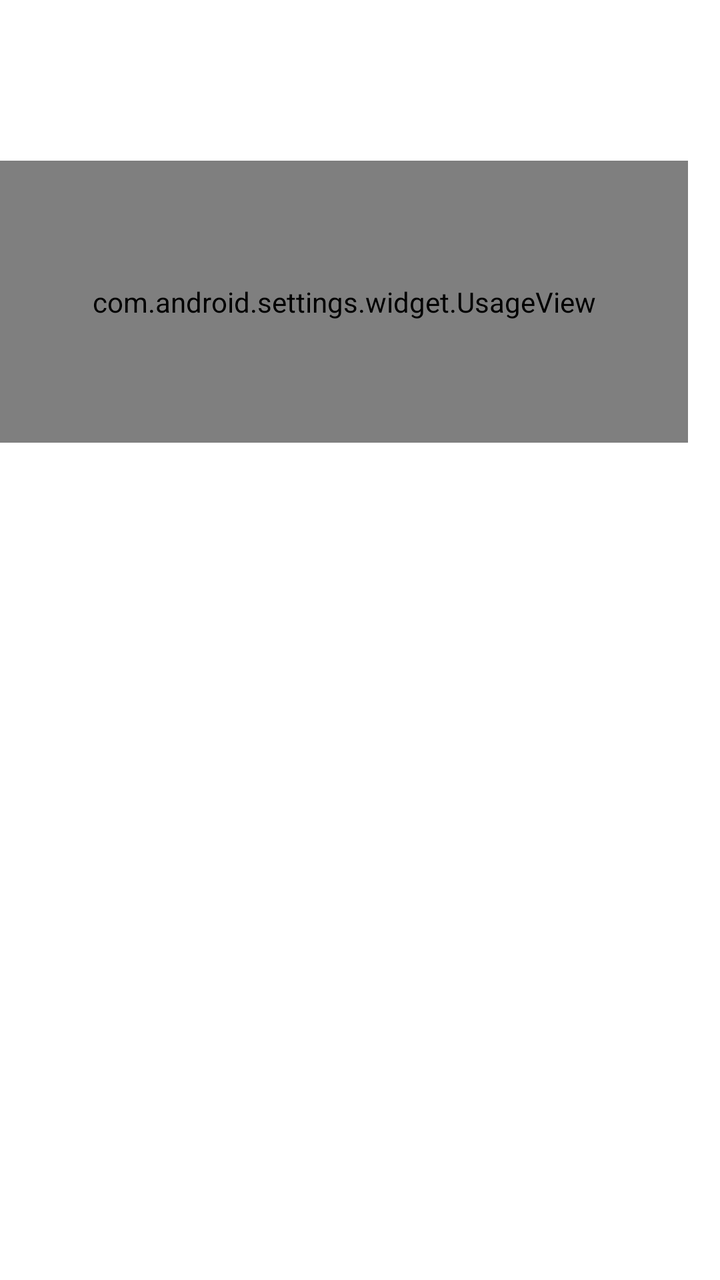
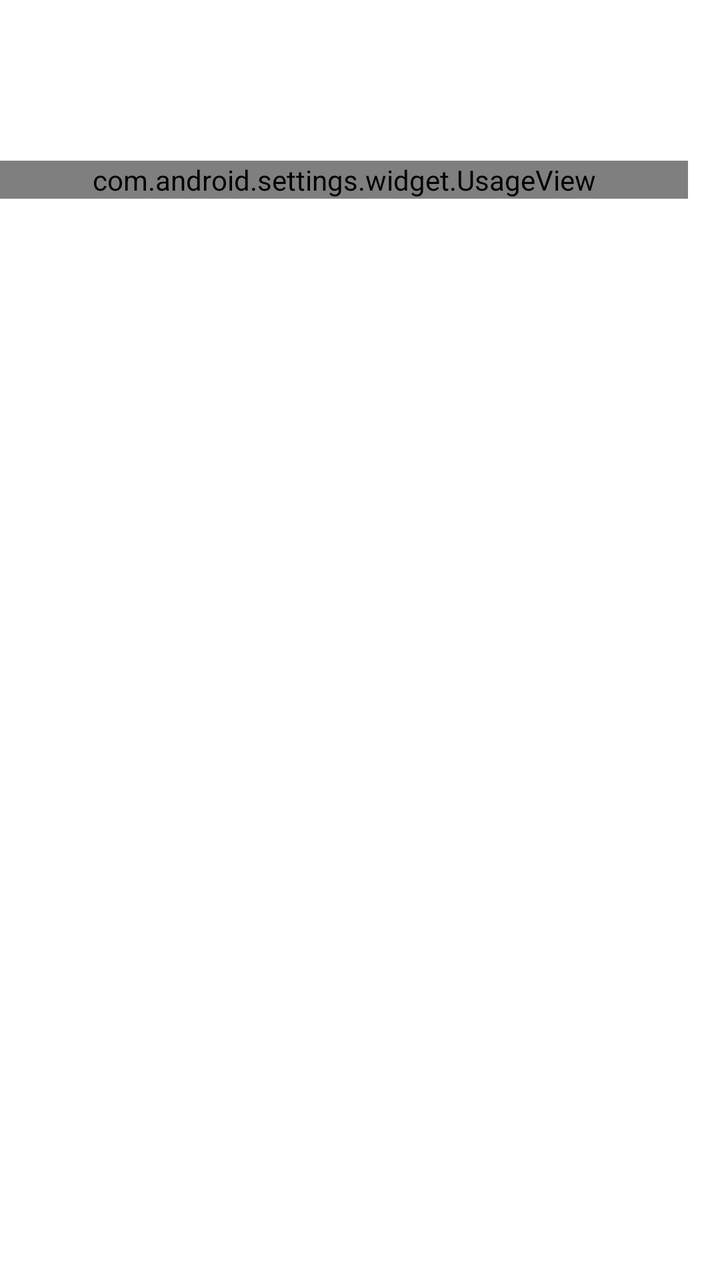

The first picture is an Android layout as it rendered before a commit; the second is the same layout after the commit. The layout source and the unified diff follow.
<!-- AndroidManifest.xml: fallback theme Theme.MaterialComponents.DayNight.NoActionBar -->
<!-- res/layout/battery_usage_graph.xml -->
<?xml version="1.0" encoding="utf-8"?>
<LinearLayout xmlns:android="http://schemas.android.com/apk/res/android"
    xmlns:settings="http://schemas.android.com/apk/res-auto"
    android:layout_width="match_parent"
    android:layout_height="wrap_content"
    android:paddingTop="16dp"
    android:paddingStart="@dimen/preference_no_icon_padding_start"
    android:paddingEnd="?android:attr/listPreferredItemPaddingEnd"
    android:orientation="vertical">

    <TextView
        android:id="@+id/charge"
        android:layout_width="match_parent"
        android:layout_height="wrap_content"
        android:layout_marginBottom="16dp"
        android:fontFamily="@*android:string/config_headlineFontFamily"
        android:textAppearance="?android:attr/textAppearanceLarge"
        android:textSize="36sp"
        android:textColor="?android:attr/colorAccent" />

    <com.android.settings.widget.UsageView
        android:id="@+id/battery_usage"
        android:layout_width="match_parent"
        android:layout_height="141dp"
        android:layout_marginBottom="16dp"
        settings:sideLabels="@array/battery_labels"
        android:colorAccent="?android:attr/colorAccent"
        android:gravity="end"
        settings:textColor="?android:attr/textColorSecondary" />

    <TextView
        android:id="@+id/bottom_summary"
        android:layout_width="match_parent"
        android:layout_height="wrap_content"
        android:layout_marginBottom="16dp"
        android:textAppearance="?android:attr/textAppearanceSmall" />

</LinearLayout>
<!-- resources referenced by this layout -->
<resources>

</resources>

<!-- the commit's change to res/layout/battery_usage_graph.xml (unified diff, before → after) -->
@@ -21,7 +21,7 @@
     <com.android.settings.widget.UsageView
         android:id="@+id/battery_usage"
         android:layout_width="match_parent"
-        android:layout_height="141dp"
+        android:layout_height="wrap_content"
         android:layout_marginBottom="16dp"
         settings:sideLabels="@array/battery_labels"
         android:colorAccent="?android:attr/colorAccent"
